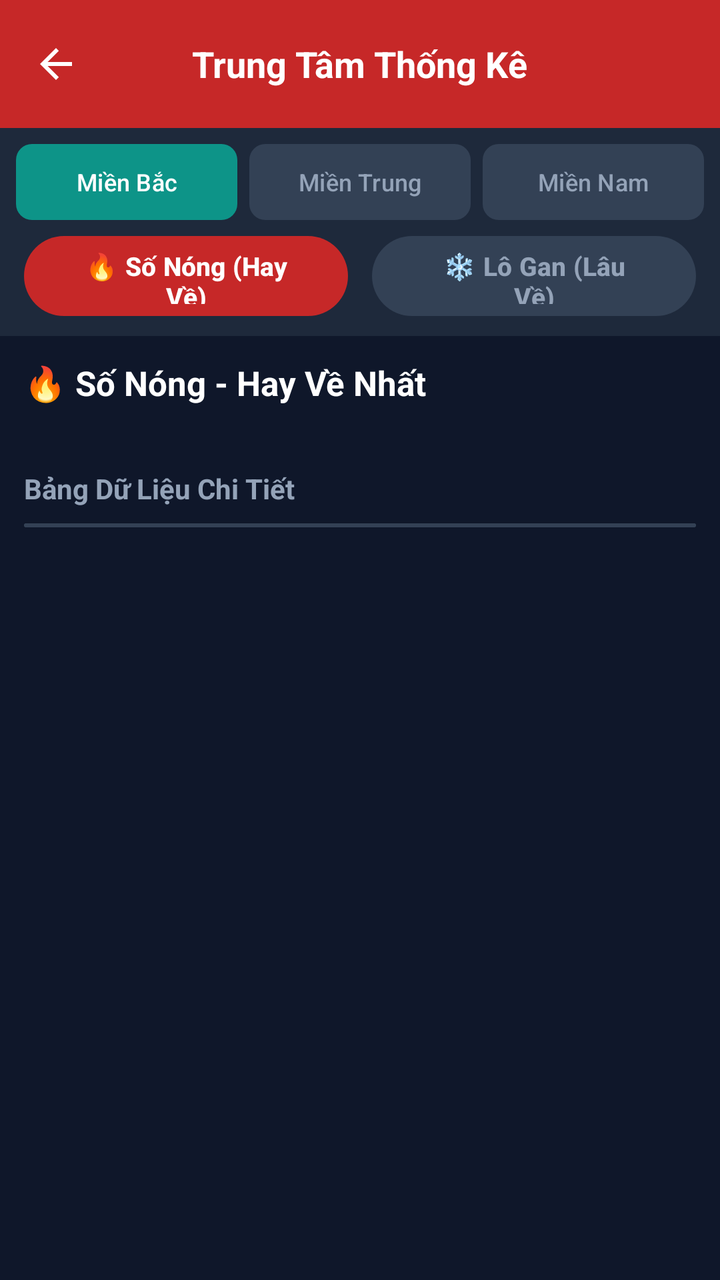
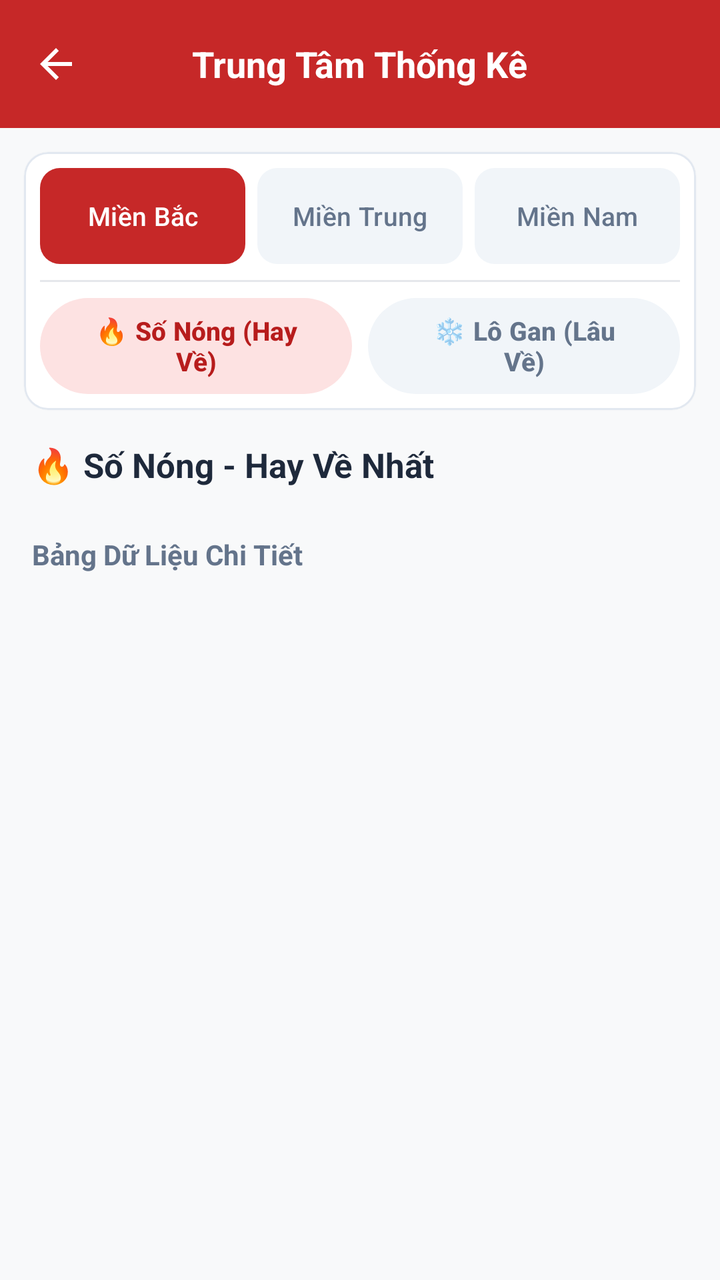

Screens rendered from an Android XML layout before and after an edit, with the pre-edit source and the edit as a unified diff.
<!-- AndroidManifest.xml: application theme Theme.LoterryApp -->
<!-- res/layout/activity_thong_ke.xml -->
<?xml version="1.0" encoding="utf-8"?>
<LinearLayout xmlns:android="http://schemas.android.com/apk/res/android"
    xmlns:app="http://schemas.android.com/apk/res-auto"
    xmlns:tools="http://schemas.android.com/tools"
    android:layout_width="match_parent"
    android:layout_height="match_parent"
    android:background="#0F172A"
    android:orientation="vertical"
    tools:context=".ThongKeActivity">

    
    <com.google.android.material.appbar.AppBarLayout
        android:layout_width="match_parent"
        android:layout_height="wrap_content"
        app:elevation="0dp">

        <androidx.appcompat.widget.Toolbar
            android:id="@+id/toolbar"
            android:layout_width="match_parent"
            android:layout_height="?attr/actionBarSize"
            android:background="@color/header_red"
            app:contentInsetStart="0dp">

            <RelativeLayout
                android:layout_width="match_parent"
                android:layout_height="match_parent"
                android:paddingHorizontal="8dp">

                <ImageView
                    android:id="@+id/ivBack"
                    android:layout_width="40dp"
                    android:layout_height="40dp"
                    android:layout_centerVertical="true"
                    android:background="?attr/selectableItemBackgroundBorderless"
                    android:clickable="true"
                    android:focusable="true"
                    android:padding="8dp"
                    android:src="@drawable/ic_back"
                    app:tint="@color/white" />

                <TextView
                    android:layout_width="wrap_content"
                    android:layout_height="wrap_content"
                    android:layout_centerInParent="true"
                    android:text="Trung Tâm Thống Kê"
                    android:textColor="@color/white"
                    android:textSize="18sp"
                    android:textStyle="bold" />
            </RelativeLayout>
        </androidx.appcompat.widget.Toolbar>
    </com.google.android.material.appbar.AppBarLayout>

    
    <LinearLayout
        android:layout_width="match_parent"
        android:layout_height="wrap_content"
        android:background="#1E293B"
        android:gravity="center"
        android:orientation="horizontal"
        android:padding="8dp">

        <com.google.android.material.button.MaterialButton
            android:id="@+id/btnRegionMB"
            style="@style/Widget.Material3.Button"
            android:layout_width="0dp"
            android:layout_height="38dp"
            android:layout_marginEnd="4dp"
            android:layout_weight="1"
            android:insetTop="0dp"
            android:insetBottom="0dp"
            android:padding="0dp"
            android:text="Miền Bắc"
            android:textColor="@color/white"
            android:textSize="12sp"
            app:backgroundTint="#0D9488"
            app:cornerRadius="8dp" />

        <com.google.android.material.button.MaterialButton
            android:id="@+id/btnRegionMT"
            style="@style/Widget.Material3.Button.TonalButton"
            android:layout_width="0dp"
            android:layout_height="38dp"
            android:layout_marginHorizontal="2dp"
            android:layout_weight="1"
            android:insetTop="0dp"
            android:insetBottom="0dp"
            android:padding="0dp"
            android:text="Miền Trung"
            android:textColor="#94A3B8"
            android:textSize="12sp"
            app:backgroundTint="#334155"
            app:cornerRadius="8dp" />

        <com.google.android.material.button.MaterialButton
            android:id="@+id/btnRegionMN"
            style="@style/Widget.Material3.Button.TonalButton"
            android:layout_width="0dp"
            android:layout_height="38dp"
            android:layout_marginStart="4dp"
            android:layout_weight="1"
            android:insetTop="0dp"
            android:insetBottom="0dp"
            android:padding="0dp"
            android:text="Miền Nam"
            android:textColor="#94A3B8"
            android:textSize="12sp"
            app:backgroundTint="#334155"
            app:cornerRadius="8dp" />
    </LinearLayout>

    
    <LinearLayout
        android:layout_width="match_parent"
        android:layout_height="wrap_content"
        android:background="#1E293B"
        android:gravity="center"
        android:orientation="horizontal"
        android:paddingHorizontal="12dp"
        android:paddingBottom="10dp">

        <com.google.android.material.button.MaterialButton
            android:id="@+id/btnTabHot"
            style="@style/Widget.Material3.Button"
            android:layout_width="0dp"
            android:layout_height="40dp"
            android:layout_marginEnd="6dp"
            android:layout_weight="1"
            android:insetTop="0dp"
            android:insetBottom="0dp"
            android:text="🔥 Số Nóng (Hay Về)"
            android:textColor="@color/white"
            android:textSize="13sp"
            android:textStyle="bold"
            app:backgroundTint="@color/header_red"
            app:cornerRadius="20dp" />

        <com.google.android.material.button.MaterialButton
            android:id="@+id/btnTabGap"
            style="@style/Widget.Material3.Button.TonalButton"
            android:layout_width="0dp"
            android:layout_height="40dp"
            android:layout_marginStart="6dp"
            android:layout_weight="1"
            android:insetTop="0dp"
            android:insetBottom="0dp"
            android:text="❄️ Lô Gan (Lâu Về)"
            android:textColor="#94A3B8"
            android:textSize="13sp"
            android:textStyle="bold"
            app:backgroundTint="#334155"
            app:cornerRadius="20dp" />
    </LinearLayout>

    <androidx.core.widget.NestedScrollView
        android:layout_width="match_parent"
        android:layout_height="match_parent">

        <LinearLayout
            android:layout_width="match_parent"
            android:layout_height="wrap_content"
            android:orientation="vertical"
            android:padding="12dp">

            <ProgressBar
                android:id="@+id/progressBar"
                android:layout_width="wrap_content"
                android:layout_height="wrap_content"
                android:layout_gravity="center"
                android:layout_marginTop="32dp"
                android:visibility="gone" />

            <TextView
                android:id="@+id/tvEmptyState"
                android:layout_width="match_parent"
                android:layout_height="wrap_content"
                android:gravity="center"
                android:padding="32dp"
                android:text="Đang tải dữ liệu thống kê..."
                android:textColor="#94A3B8"
                android:textSize="15sp"
                android:visibility="gone" />

            
            <TextView
                android:id="@+id/tvGridTitle"
                android:layout_width="wrap_content"
                android:layout_height="wrap_content"
                android:layout_marginBottom="12dp"
                android:text="🔥 Số Nóng - Hay Về Nhất"
                android:textColor="@color/white"
                android:textSize="17sp"
                android:textStyle="bold" />

            
            <LinearLayout
                android:id="@+id/gridTopNumbers"
                android:layout_width="match_parent"
                android:layout_height="wrap_content"
                android:orientation="vertical"
                android:layout_marginBottom="20dp">
            </LinearLayout>

            
            <TextView
                android:layout_width="wrap_content"
                android:layout_height="wrap_content"
                android:layout_marginBottom="8dp"
                android:text="Bảng Dữ Liệu Chi Tiết"
                android:textColor="#94A3B8"
                android:textSize="14sp"
                android:textStyle="bold" />

            
            <com.google.android.material.card.MaterialCardView
                android:layout_width="match_parent"
                android:layout_height="wrap_content"
                app:cardBackgroundColor="#1E293B"
                app:cardCornerRadius="12dp"
                app:cardElevation="2dp"
                app:strokeColor="#334155"
                app:strokeWidth="1dp">

                <TableLayout
                    android:id="@+id/tableStats"
                    android:layout_width="match_parent"
                    android:layout_height="wrap_content"
                    android:background="#334155"
                    android:padding="1dp"
                    android:stretchColumns="*">
                </TableLayout>
            </com.google.android.material.card.MaterialCardView>

        </LinearLayout>
    </androidx.core.widget.NestedScrollView>

</LinearLayout>
<!-- resources referenced by this layout -->
<resources>
  <color name="header_red">#C62828</color>
  <color name="white">#FFFFFFFF</color>
  <!-- drawable ic_back (drawable) -->
  <vector xmlns:android="http://schemas.android.com/apk/res/android"
      android:width="24dp"
      android:height="24dp"
      android:viewportWidth="24"
      android:viewportHeight="24">
      <path
          android:fillColor="#FFFFFFFF"
          android:pathData="M20,11H7.83l5.59,-5.59L12,4l-8,8 8,8 1.41,-1.41L7.83,13H20v-2z"/>
  </vector>
  <style name="Theme.LoterryApp" parent="Base.Theme.LoterryApp" />
  <style name="Base.Theme.LoterryApp" parent="Theme.Material3.DayNight.NoActionBar">
          
          
      </style>
</resources>

<!-- the commit's change to res/layout/activity_thong_ke.xml (unified diff, before → after) -->
@@ -4,7 +4,7 @@
     xmlns:tools="http://schemas.android.com/tools"
     android:layout_width="match_parent"
     android:layout_height="match_parent"
-    android:background="#0F172A"
+    android:background="@color/bg_screen"
     android:orientation="vertical"
     tools:context=".ThongKeActivity">
 
@@ -24,26 +24,27 @@
             <RelativeLayout
                 android:layout_width="match_parent"
                 android:layout_height="match_parent"
-                android:paddingHorizontal="8dp">
+                android:paddingHorizontal="4dp">
 
                 <ImageView
                     android:id="@+id/ivBack"
-                    android:layout_width="40dp"
-                    android:layout_height="40dp"
+                    android:layout_width="48dp"
+                    android:layout_height="48dp"
                     android:layout_centerVertical="true"
                     android:background="?attr/selectableItemBackgroundBorderless"
                     android:clickable="true"
+                    android:contentDescription="Quay lại"
                     android:focusable="true"
-                    android:padding="8dp"
+                    android:padding="12dp"
                     android:src="@drawable/ic_back"
-                    app:tint="@color/white" />
+                    app:tint="@color/on_brand" />
 
                 <TextView
                     android:layout_width="wrap_content"
                     android:layout_height="wrap_content"
                     android:layout_centerInParent="true"
                     android:text="Trung Tâm Thống Kê"
-                    android:textColor="@color/white"
+                    android:textColor="@color/on_brand"
                     android:textSize="18sp"
                     android:textStyle="bold" />
             </RelativeLayout>
@@ -51,105 +52,127 @@
     </com.google.android.material.appbar.AppBarLayout>
 
     
-    <LinearLayout
+    <com.google.android.material.card.MaterialCardView
         android:layout_width="match_parent"
         android:layout_height="wrap_content"
-        android:background="#1E293B"
-        android:gravity="center"
-        android:orientation="horizontal"
-        android:padding="8dp">
-
-        <com.google.android.material.button.MaterialButton
-            android:id="@+id/btnRegionMB"
-            style="@style/Widget.Material3.Button"
-            android:layout_width="0dp"
-            android:layout_height="38dp"
-            android:layout_marginEnd="4dp"
-            android:layout_weight="1"
-            android:insetTop="0dp"
-            android:insetBottom="0dp"
-            android:padding="0dp"
-            android:text="Miền Bắc"
-            android:textColor="@color/white"
-            android:textSize="12sp"
-            app:backgroundTint="#0D9488"
-            app:cornerRadius="8dp" />
-
-        <com.google.android.material.button.MaterialButton
-            android:id="@+id/btnRegionMT"
-            style="@style/Widget.Material3.Button.TonalButton"
-            android:layout_width="0dp"
-            android:layout_height="38dp"
-            android:layout_marginHorizontal="2dp"
-            android:layout_weight="1"
-            android:insetTop="0dp"
-            android:insetBottom="0dp"
-            android:padding="0dp"
-            android:text="Miền Trung"
-            android:textColor="#94A3B8"
-            android:textSize="12sp"
-            app:backgroundTint="#334155"
-            app:cornerRadius="8dp" />
-
-        <com.google.android.material.button.MaterialButton
-            android:id="@+id/btnRegionMN"
-            style="@style/Widget.Material3.Button.TonalButton"
-            android:layout_width="0dp"
-            android:layout_height="38dp"
-            android:layout_marginStart="4dp"
-            android:layout_weight="1"
-            android:insetTop="0dp"
-            android:insetBottom="0dp"
-            android:padding="0dp"
-            android:text="Miền Nam"
-            android:textColor="#94A3B8"
-            android:textSize="12sp"
-            app:backgroundTint="#334155"
-            app:cornerRadius="8dp" />
-    </LinearLayout>
-
-    
-    <LinearLayout
-        android:layout_width="match_parent"
-        android:layout_height="wrap_content"
-        android:background="#1E293B"
-        android:gravity="center"
-        android:orientation="horizontal"
-        android:paddingHorizontal="12dp"
-        android:paddingBottom="10dp">
-
-        <com.google.android.material.button.MaterialButton
-            android:id="@+id/btnTabHot"
-            style="@style/Widget.Material3.Button"
-            android:layout_width="0dp"
-            android:layout_height="40dp"
-            android:layout_marginEnd="6dp"
-            android:layout_weight="1"
-            android:insetTop="0dp"
-            android:insetBottom="0dp"
-            android:text="🔥 Số Nóng (Hay Về)"
-            android:textColor="@color/white"
-            android:textSize="13sp"
-            android:textStyle="bold"
-            app:backgroundTint="@color/header_red"
-            app:cornerRadius="20dp" />
-
-        <com.google.android.material.button.MaterialButton
-            android:id="@+id/btnTabGap"
-            style="@style/Widget.Material3.Button.TonalButton"
-            android:layout_width="0dp"
-            android:layout_height="40dp"
-            android:layout_marginStart="6dp"
-            android:layout_weight="1"
-            android:insetTop="0dp"
-            android:insetBottom="0dp"
-            android:text="❄️ Lô Gan (Lâu Về)"
-            android:textColor="#94A3B8"
-            android:textSize="13sp"
-            android:textStyle="bold"
-            app:backgroundTint="#334155"
-            app:cornerRadius="20dp" />
-    </LinearLayout>
+        android:layout_marginHorizontal="12dp"
+        android:layout_marginTop="12dp"
+        android:layout_marginBottom="4dp"
+        app:cardBackgroundColor="@color/surface"
+        app:cardCornerRadius="12dp"
+        app:cardElevation="1dp"
+        app:strokeColor="@color/card_stroke"
+        app:strokeWidth="1dp">
+
+        <LinearLayout
+            android:layout_width="match_parent"
+            android:layout_height="wrap_content"
+            android:orientation="vertical"
+            android:padding="8dp">
+
+            
+            <LinearLayout
+                android:layout_width="match_parent"
+                android:layout_height="wrap_content"
+                android:gravity="center"
+                android:orientation="horizontal">
+
+                <com.google.android.material.button.MaterialButton
+                    android:id="@+id/btnRegionMB"
+                    style="@style/Widget.Material3.Button"
+                    android:layout_width="0dp"
+                    android:layout_height="48dp"
+                    android:layout_marginEnd="4dp"
+                    android:layout_weight="1"
+                    android:insetTop="0dp"
+                    android:insetBottom="0dp"
+                    android:padding="0dp"
+                    android:text="Miền Bắc"
+                    android:textColor="@color/on_brand"
+                    android:textSize="13sp"
+                    app:backgroundTint="@color/header_red"
+                    app:cornerRadius="10dp" />
+
+                <com.google.android.material.button.MaterialButton
+                    android:id="@+id/btnRegionMT"
+                    style="@style/Widget.Material3.Button.TonalButton"
+                    android:layout_width="0dp"
+                    android:layout_height="48dp"
+                    android:layout_marginHorizontal="2dp"
+                    android:layout_weight="1"
+                    android:insetTop="0dp"
+                    android:insetBottom="0dp"
+                    android:padding="0dp"
+                    android:text="Miền Trung"
+                    android:textColor="@color/text_secondary"
+                    android:textSize="13sp"
+                    app:backgroundTint="@color/surface_variant"
+                    app:cornerRadius="10dp" />
+
+                <com.google.android.material.button.MaterialButton
+                    android:id="@+id/btnRegionMN"
+                    style="@style/Widget.Material3.Button.TonalButton"
+                    android:layout_width="0dp"
+                    android:layout_height="48dp"
+                    android:layout_marginStart="4dp"
+                    android:layout_weight="1"
+                    android:insetTop="0dp"
+                    android:insetBottom="0dp"
+                    android:padding="0dp"
+                    android:text="Miền Nam"
+                    android:textColor="@color/text_secondary"
+                    android:textSize="13sp"
+                    app:backgroundTint="@color/surface_variant"
+                    app:cornerRadius="10dp" />
+            </LinearLayout>
+
+            <View
+                android:layout_width="match_parent"
+                android:layout_height="1dp"
+                android:layout_marginVertical="8dp"
+                android:background="@color/divider" />
+
+            
+            <LinearLayout
+                android:layout_width="match_parent"
+                android:layout_height="wrap_content"
+                android:gravity="center"
+                android:orientation="horizontal">
+
+                <com.google.android.material.button.MaterialButton
+                    android:id="@+id/btnTabHot"
+                    style="@style/Widget.Material3.Button.TonalButton"
+                    android:layout_width="0dp"
+                    android:layout_height="48dp"
+                    android:layout_marginEnd="4dp"
+                    android:layout_weight="1"
+                    android:insetTop="0dp"
+                    android:insetBottom="0dp"
+                    android:text="🔥 Số Nóng (Hay Về)"
+                    android:textColor="@color/on_brand_container"
+                    android:textSize="13sp"
+                    android:textStyle="bold"
+                    app:backgroundTint="@color/brand_container"
+                    app:cornerRadius="24dp" />
+
+                <com.google.android.material.button.MaterialButton
+                    android:id="@+id/btnTabGap"
+                    style="@style/Widget.Material3.Button.TonalButton"
+                    android:layout_width="0dp"
+                    android:layout_height="48dp"
+                    android:layout_marginStart="4dp"
+                    android:layout_weight="1"
+                    android:insetTop="0dp"
+                    android:insetBottom="0dp"
+                    android:text="❄️ Lô Gan (Lâu Về)"
+                    android:textColor="@color/text_secondary"
+                    android:textSize="13sp"
+                    android:textStyle="bold"
+                    app:backgroundTint="@color/surface_variant"
+                    app:cornerRadius="24dp" />
+            </LinearLayout>
+        </LinearLayout>
+    </com.google.android.material.card.MaterialCardView>
 
     <androidx.core.widget.NestedScrollView
         android:layout_width="match_parent"
@@ -167,6 +190,7 @@
                 android:layout_height="wrap_content"
                 android:layout_gravity="center"
                 android:layout_marginTop="32dp"
+                android:indeterminateTint="@color/header_red"
                 android:visibility="gone" />
 
             <TextView
@@ -176,7 +200,7 @@
                 android:gravity="center"
                 android:padding="32dp"
                 android:text="Đang tải dữ liệu thống kê..."
-                android:textColor="#94A3B8"
+                android:textColor="@color/text_secondary"
                 android:textSize="15sp"
                 android:visibility="gone" />
 
@@ -185,9 +209,10 @@
                 android:id="@+id/tvGridTitle"
                 android:layout_width="wrap_content"
                 android:layout_height="wrap_content"
-                android:layout_marginBottom="12dp"
+                android:layout_marginStart="4dp"
+                android:layout_marginBottom="8dp"
                 android:text="🔥 Số Nóng - Hay Về Nhất"
-                android:textColor="@color/white"
+                android:textColor="@color/text_primary"
                 android:textSize="17sp"
                 android:textStyle="bold" />
 
@@ -196,17 +221,18 @@
                 android:id="@+id/gridTopNumbers"
                 android:layout_width="match_parent"
                 android:layout_height="wrap_content"
-                android:orientation="vertical"
-                android:layout_marginBottom="20dp">
+                android:layout_marginBottom="16dp"
+                android:orientation="vertical">
             </LinearLayout>
 
             
             <TextView
                 android:layout_width="wrap_content"
                 android:layout_height="wrap_content"
+                android:layout_marginStart="4dp"
                 android:layout_marginBottom="8dp"
                 android:text="Bảng Dữ Liệu Chi Tiết"
-                android:textColor="#94A3B8"
+                android:textColor="@color/text_secondary"
                 android:textSize="14sp"
                 android:textStyle="bold" />
 
@@ -214,18 +240,18 @@
             <com.google.android.material.card.MaterialCardView
                 android:layout_width="match_parent"
                 android:layout_height="wrap_content"
-                app:cardBackgroundColor="#1E293B"
+                app:cardBackgroundColor="@color/surface"
                 app:cardCornerRadius="12dp"
-                app:cardElevation="2dp"
-                app:strokeColor="#334155"
+                app:cardElevation="1dp"
+                app:strokeColor="@color/card_stroke"
                 app:strokeWidth="1dp">
 
+                
                 <TableLayout
                     android:id="@+id/tableStats"
                     android:layout_width="match_parent"
                     android:layout_height="wrap_content"
-                    android:background="#334155"
-                    android:padding="1dp"
+                    android:background="@color/divider"
                     android:stretchColumns="*">
                 </TableLayout>
             </com.google.android.material.card.MaterialCardView>
<!-- resource entries referenced after the edit -->
@@ -1,7 +1,16 @@
 <!-- resources referenced by this layout -->
 <resources>
+  <color name="bg_screen">#F8F9FA</color>
+  <color name="brand_container">#FDE2E2</color>
+  <color name="card_stroke">#E2E8F0</color>
+  <color name="divider">#E5E7EB</color>
   <color name="header_red">#C62828</color>
-  <color name="white">#FFFFFFFF</color>
+  <color name="on_brand">#FFFFFFFF</color>
+  <color name="on_brand_container">#B71C1C</color>
+  <color name="surface">#FFFFFF</color>
+  <color name="surface_variant">#F1F5F9</color>
+  <color name="text_primary">#1E293B</color>
+  <color name="text_secondary">#64748B</color>
   <!-- drawable ic_back (drawable) -->
   <vector xmlns:android="http://schemas.android.com/apk/res/android"
       android:width="24dp"
@@ -14,8 +23,29 @@
   </vector>
   <style name="Theme.LoterryApp" parent="Base.Theme.LoterryApp" />
   <style name="Base.Theme.LoterryApp" parent="Theme.Material3.DayNight.NoActionBar">
+          <item name="colorPrimary">@color/header_red</item>
+          <item name="colorOnPrimary">@color/on_brand</item>
+          <item name="colorPrimaryContainer">@color/brand_container</item>
+          <item name="colorOnPrimaryContainer">@color/on_brand_container</item>
+          <item name="colorSecondaryContainer">@color/brand_container</item>
+          <item name="colorOnSecondaryContainer">@color/on_brand_container</item>
+  
+          <item name="android:colorBackground">@color/bg_screen</item>
+          <item name="colorSurface">@color/surface</item>
+          <item name="colorOnSurface">@color/text_primary</item>
+          <item name="colorOnSurfaceVariant">@color/text_secondary</item>
+          <item name="colorSurfaceContainer">@color/surface</item>
+          <item name="colorSurfaceContainerHigh">@color/surface</item>
+          <item name="colorSurfaceContainerHighest">@color/surface_variant</item>
+          <item name="colorOutline">@color/card_stroke</item>
+          <item name="colorOutlineVariant">@color/divider</item>
           
+          <item name="elevationOverlayEnabled">false</item>
+  
           
+          <item name="android:statusBarColor">@color/header_red</item>
+          <item name="android:windowLightStatusBar">false</item>
+          <item name="android:navigationBarColor">@color/bg_screen</item>
       </style>
 </resources>
 
